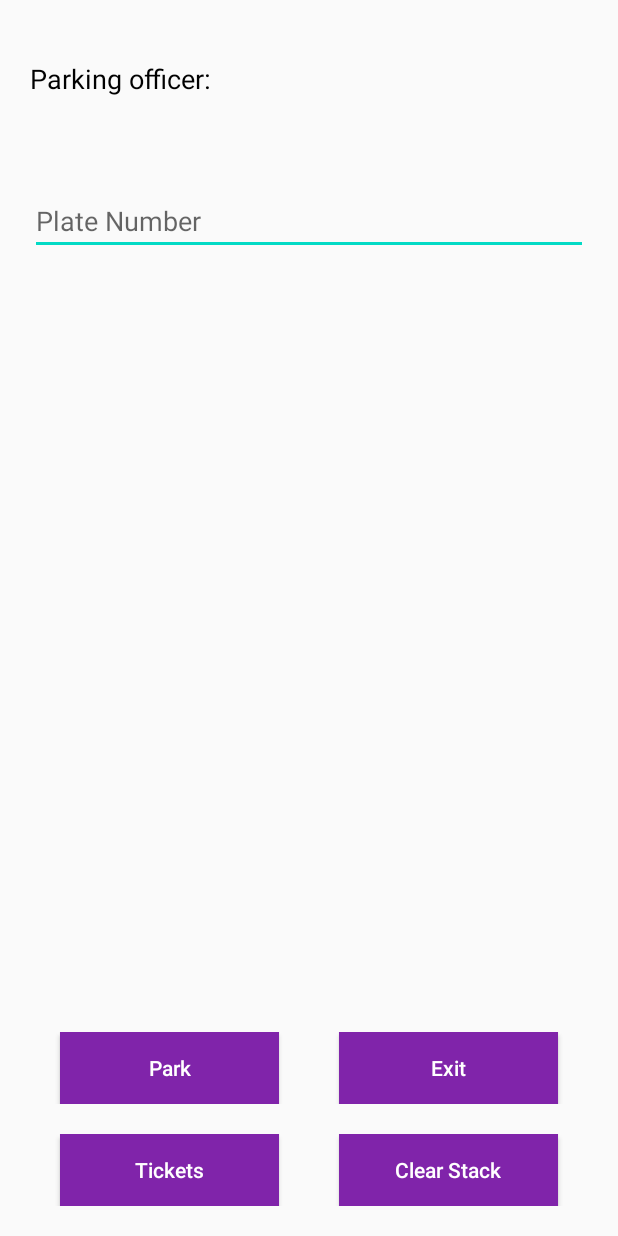
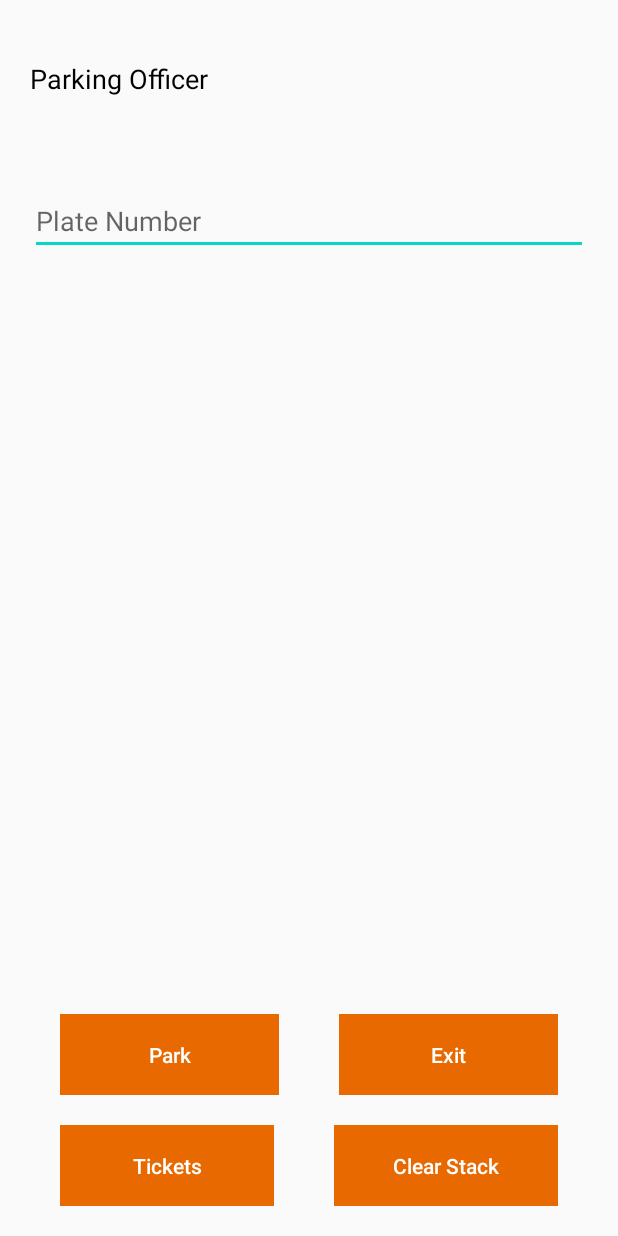
Before and after one commit to Ge-eez/Driveway-Pro-MobileApp, an Android app: the layout activity_po_home.xml on its own in the app's theme, with its tools: preview values and no code run, on a phone screen of 412 x 824 dp. Run offline under Robolectric (Android 15) with nearby library versions, the phone set to English and light mode, and no system bars.

Commit message:
Resources adjusted

```diff
--- a/app/src/main/res/layout/activity_po_home.xml
+++ b/app/src/main/res/layout/activity_po_home.xml
@@ -13,7 +13,7 @@
         android:layout_width="match_parent"
         android:layout_height="wrap_content"
         android:layout_marginTop="20dp"
-        android:text="Parking officer: "
+        android:text="@string/ParkingOfficer"
         android:textColor="#000000"
         android:textSize="18sp" />
 
@@ -23,7 +23,7 @@
         android:layout_height="wrap_content"
         android:layout_marginTop="60dp"
         android:ems="10"
-        android:hint="Plate Number"
+        android:hint="@string/plate_text"
         android:inputType="textPersonName" />
 
     <LinearLayout
@@ -33,6 +33,7 @@
         android:orientation="vertical">
 
         <LinearLayout
+            style="?android:attr/buttonBarStyle"
             android:layout_width="match_parent"
             android:layout_height="wrap_content"
             android:gravity="bottom"
@@ -40,30 +41,33 @@
 
             <Button
                 android:id="@+id/parkBtn"
+                style="?android:attr/buttonBarButtonStyle"
                 android:layout_width="wrap_content"
                 android:layout_height="wrap_content"
                 android:layout_marginLeft="20dp"
                 android:layout_marginRight="20dp"
                 android:layout_weight="1"
-                android:background="#8024AA"
-                android:text="Park"
+                android:background="@color/colorPrimary"
+                android:text="@string/Park"
                 android:textAllCaps="false"
                 android:textColor="#FFFFFF" />
 
             <Button
                 android:id="@+id/exitBtn"
+                style="?android:attr/buttonBarButtonStyle"
                 android:layout_width="wrap_content"
                 android:layout_height="wrap_content"
                 android:layout_marginLeft="20dp"
                 android:layout_marginRight="20dp"
                 android:layout_weight="1"
-                android:background="#8024AA"
-                android:text="Exit"
+                android:background="@color/colorPrimary"
+                android:text="@string/Exit"
                 android:textAllCaps="false"
                 android:textColor="#FFFFFF" />
         </LinearLayout>
 
         <LinearLayout
+            style="?android:attr/buttonBarStyle"
             android:layout_width="match_parent"
             android:layout_height="wrap_content"
             android:layout_marginTop="20dp"
@@ -71,25 +75,27 @@
 
             <Button
                 android:id="@+id/ticketBtn"
+                style="?android:attr/buttonBarButtonStyle"
                 android:layout_width="wrap_content"
                 android:layout_height="wrap_content"
                 android:layout_marginLeft="20dp"
                 android:layout_marginRight="20dp"
                 android:layout_weight="1"
-                android:background="#8024AA"
-                android:text="Tickets"
+                android:background="@color/colorPrimary"
+                android:text="@string/Tickets"
                 android:textAllCaps="false"
                 android:textColor="#FFFFFF" />
 
             <Button
                 android:id="@+id/clearBtn"
+                style="?android:attr/buttonBarButtonStyle"
                 android:layout_width="wrap_content"
                 android:layout_height="wrap_content"
                 android:layout_marginLeft="20dp"
                 android:layout_marginRight="20dp"
                 android:layout_weight="1"
-                android:background="#8024AA"
-                android:text="Clear Stack"
+                android:background="@color/colorPrimary"
+                android:text="@string/Clear"
                 android:textAllCaps="false"
                 android:textColor="#FFFFFF" />
         </LinearLayout>
--- a/app/src/main/res/layout/activity_po_slot_list.xml
+++ b/app/src/main/res/layout/activity_po_slot_list.xml
@@ -9,12 +9,13 @@
 
     <androidx.recyclerview.widget.RecyclerView
         android:id="@+id/rcPoParkSlot"
-        tools:listitem="@layout/po_row_stack"
         android:layout_width="match_parent"
         android:layout_height="match_parent"
+        android:layout_marginTop="8dp"
         app:layout_constraintBottom_toBottomOf="parent"
         app:layout_constraintEnd_toEndOf="parent"
         app:layout_constraintStart_toStartOf="parent"
-        app:layout_constraintTop_toTopOf="parent" />
+        app:layout_constraintTop_toTopOf="parent"
+        tools:listitem="@layout/po_row_stack" />
 
 </androidx.constraintlayout.widget.ConstraintLayout>
--- a/app/src/main/res/layout/activity_po_stack_list.xml
+++ b/app/src/main/res/layout/activity_po_stack_list.xml
@@ -14,7 +14,6 @@
         app:layout_constraintBottom_toBottomOf="parent"
         app:layout_constraintEnd_toEndOf="parent"
         app:layout_constraintStart_toStartOf="parent"
-        app:layout_constraintTop_toTopOf="parent"
         tools:listitem="@layout/po_row_stack" />
 
 </androidx.constraintlayout.widget.ConstraintLayout>
--- a/app/src/main/res/layout/activity_slot_list.xml
+++ b/app/src/main/res/layout/activity_slot_list.xml
@@ -11,6 +11,7 @@
       android:id="@+id/rcPo"
       android:layout_width="match_parent"
       android:layout_height="match_parent"
+      android:layout_marginTop="8dp"
       app:layout_constraintBottom_toBottomOf="parent"
       app:layout_constraintEnd_toEndOf="parent"
       app:layout_constraintStart_toStartOf="parent"
--- a/app/src/main/res/values/strings.xml
+++ b/app/src/main/res/values/strings.xml
@@ -48,9 +48,17 @@
         <string name="sign_up_text">Sign Up</string>
         <string name="name_text">Full Name</string>
         <string name="phone_text">phone number</string>
-        <string name="plate_text">plate number</string>
+        <string name="plate_text">Plate Number</string>
         <string name="confirm_password_text">confirm password</string>
         <string name="create_account_text">Create Account</string>
         <string name="have_account_text">Already have an account? Login.</string>
+    <string name="Park">Park</string>
+        <string name="Exit">Exit</string>
+        <string name="Tickets">Tickets</string>
+        <string name="Clear">Clear Stack</string>
+        <string name="ParkingOfficer">Parking Officer</string>
+        <string name="Continue">Continue</string>
+        <string name="SelectSlot">Select Slot</string>
+        <string name="SelectFloor">Select Floor/Stack</string>
 
 </resources>
```
Also changed, not shown: app/src/main/res/layout/activity_po_park.xml (+4 -3 lines), app/src/main/res/layout/activity_spot_list.xml (+9 -2 lines).
